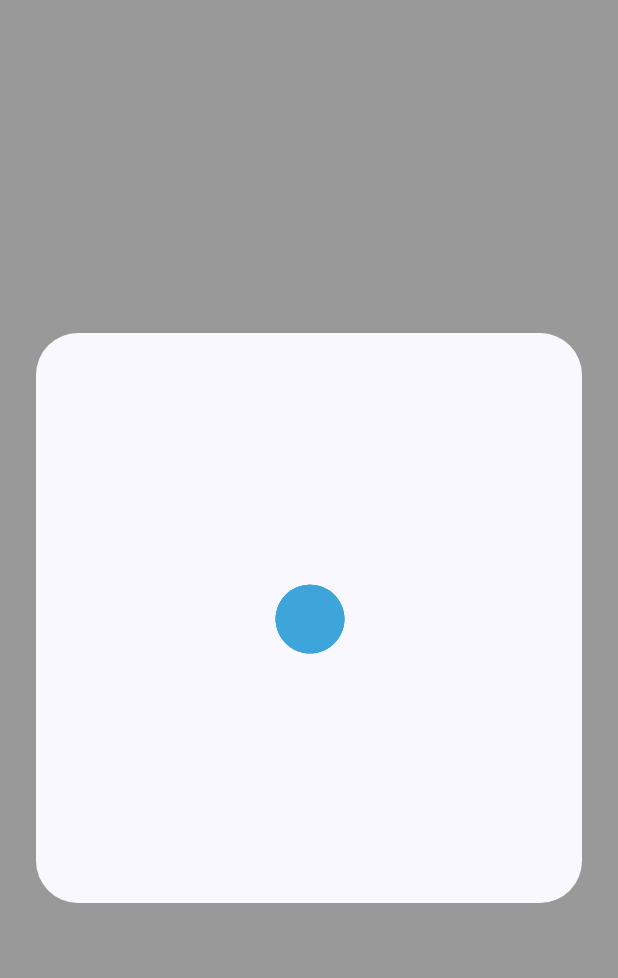
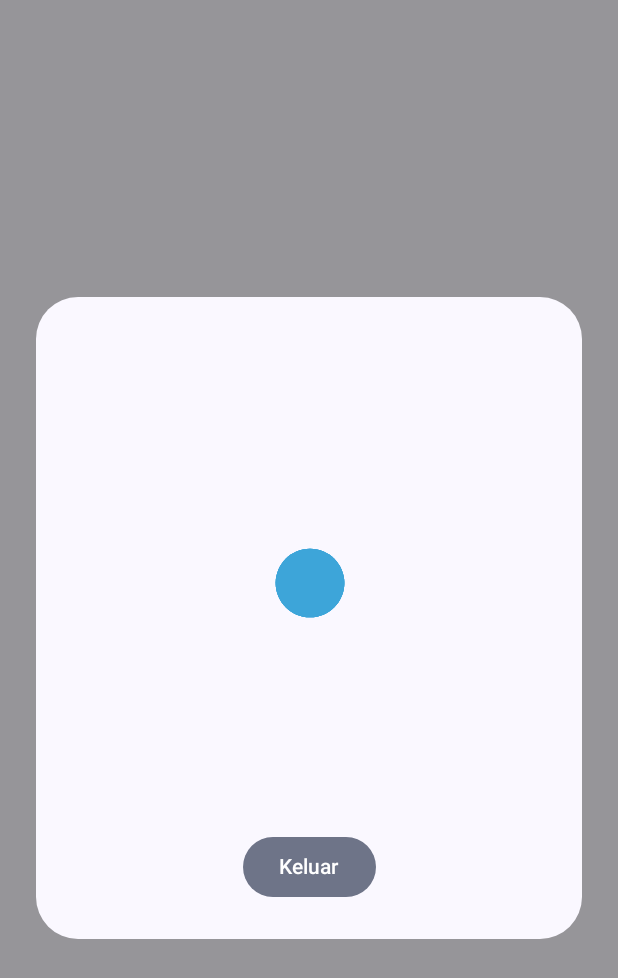
Before and after one commit to kafri8889/Ujian-man, an Android app built with Jetpack Compose: the composable LoadingDialog shown on its own in the app's theme, on a phone screen of 412 x 824 dp. Shown: the top 978 px of the screen. Run offline under Robolectric (Android 15) with nearby library versions, the phone set to English and light mode, and no system bars; our stand-ins replace accompanist; 1 statement that could not run was skipped.

Commit message:
Add exit button in `LoadingDialog`

```diff
--- a/app/src/main/java/com/daniellemarsh/ujianbro/common/AlertManager.kt
+++ b/app/src/main/java/com/daniellemarsh/ujianbro/common/AlertManager.kt
@@ -30,7 +30,7 @@ class AlertManager @Inject constructor(
 //			AudioManager.FLAG_PLAY_SOUND
 //		)
 
-		if (mediaPlayer?.isPlaying == false && allowAlert) {
+		if (allowAlert) {
 			mediaPlayer?.start()
 		}
 
--- a/app/src/main/java/com/daniellemarsh/ujianbro/ui/home/HomeViewModel.kt
+++ b/app/src/main/java/com/daniellemarsh/ujianbro/ui/home/HomeViewModel.kt
@@ -180,6 +180,7 @@ class HomeViewModel @Inject constructor(
 	}
 
 	fun exit() {
+		alertManager.allowAlert = false
 		listener?.exit()
 	}
 
--- a/app/src/main/java/com/daniellemarsh/ujianbro/uicomponent/LoadingDialog.kt
+++ b/app/src/main/java/com/daniellemarsh/ujianbro/uicomponent/LoadingDialog.kt
@@ -1,7 +1,8 @@
 package com.daniellemarsh.ujianbro.uicomponent
 
-import androidx.compose.foundation.layout.aspectRatio
-import androidx.compose.foundation.layout.fillMaxWidth
+import androidx.compose.foundation.layout.*
+import androidx.compose.material3.FilledTonalButton
+import androidx.compose.material3.Text
 import androidx.compose.runtime.Composable
 import androidx.compose.runtime.getValue
 import androidx.compose.ui.Alignment
@@ -12,7 +13,8 @@ import com.airbnb.lottie.compose.rememberLottieComposition
 
 @Composable
 fun LoadingDialog(
-	isPlaying: Boolean
+	isPlaying: Boolean,
+	onExitClicked: () -> Unit
 ) {
 
 	val lottieComposition by rememberLottieComposition(
@@ -20,6 +22,11 @@ fun LoadingDialog(
 	)
 
 	UjianBroPopup(onDismissRequest = {}) {
+		Column(
+			horizontalAlignment = Alignment.CenterHorizontally,
+			modifier = Modifier
+				.align(Alignment.Center)
+		) {
 			LottieAnimation(
 				composition = lottieComposition,
 				iterations = Int.MAX_VALUE,
@@ -27,7 +34,11 @@ fun LoadingDialog(
 				modifier = Modifier
 					.fillMaxWidth()
 					.aspectRatio(1f)
-				.align(Alignment.Center)
 			)
+
+			FilledTonalButton(onClick = onExitClicked) {
+				Text("Keluar")
 			}
 		}
+	}
+}
```
Also changed, not shown: app/src/main/java/com/daniellemarsh/ujianbro/ui/home/HomeScreen.kt (+6 -1 lines). Lines whose indentation alone changed are shown as unchanged.
